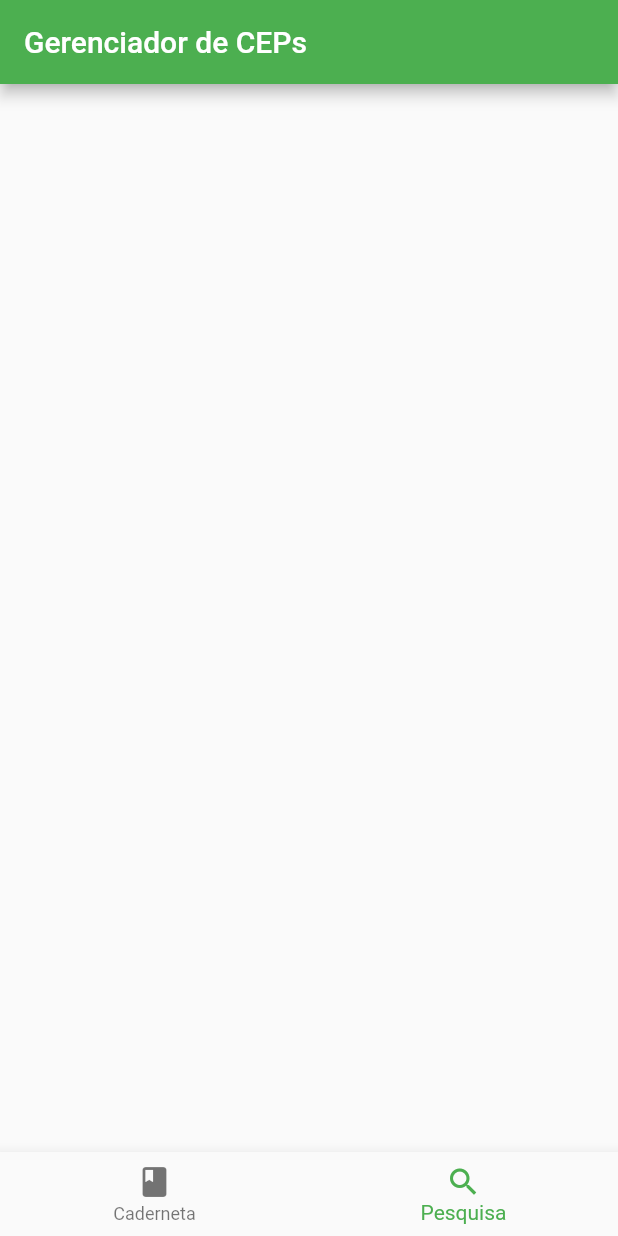
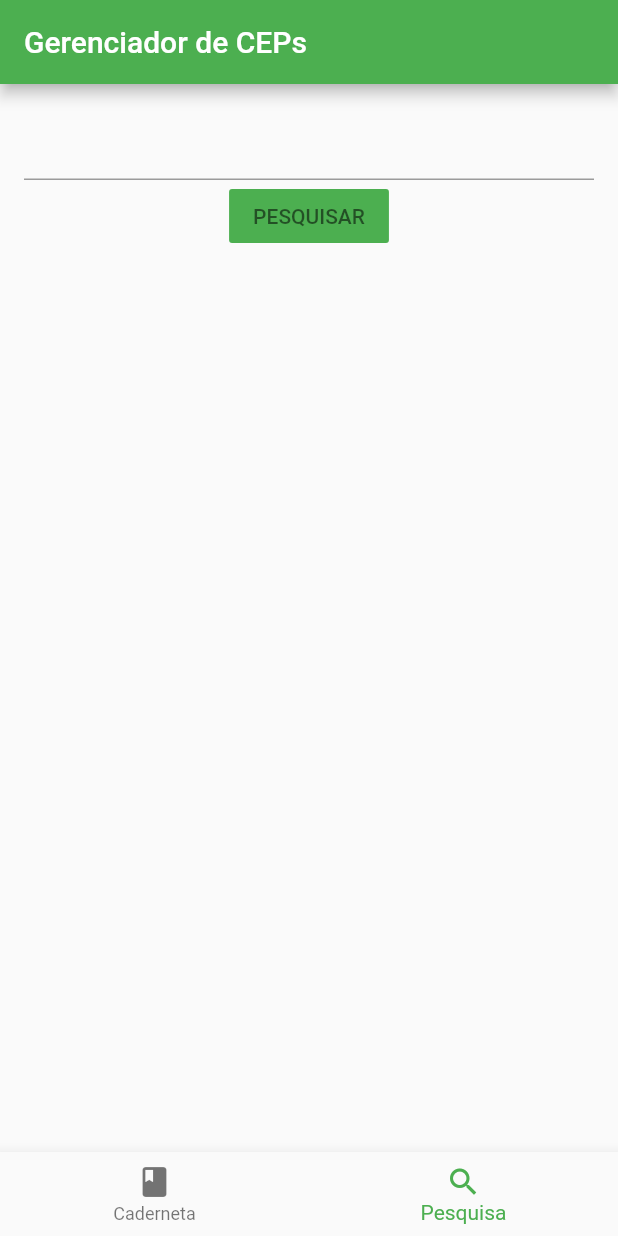
Before and after one commit to franciscomiranda0/konsi_challenge, a Flutter app: the screen it shows after launch, item 2 of the bottom bar chosen, on a phone screen of 412 x 824 dp. Run offline on Flutter 3.47's test engine with Material 2 defaults, Android fonts, the phone set to English and light mode, and no system bars; our stand-ins replace flutter_bloc, flutter_dotenv, flutter_hooks.

Commit message:
implemented KonsiPrimaryButton; renamed vertical and horizontal spacers, making all globally used widgets prefix Konsi as identifier

```diff
--- a/lib/src/presentation/pages/cep_manager_page/widgets/search_view.dart
+++ b/lib/src/presentation/pages/cep_manager_page/widgets/search_view.dart
@@ -1,4 +1,6 @@
 import 'package:flutter/material.dart';
+import 'package:konsi_challenge/src/presentation/widgets/konsi_primary_button.dart';
+import 'package:konsi_challenge/src/presentation/widgets/konsi_vertical_spacer.dart';
 
 class SearchView extends StatelessWidget {
   const SearchView({Key? key}) : super(key: key);
@@ -8,7 +10,14 @@ class SearchView extends StatelessWidget {
     return SingleChildScrollView(
       padding: const EdgeInsets.symmetric(horizontal: 16),
       child: Column(
-        children: [],
+        children: [
+          const KonsiVerticalSpacer(16),
+          TextFormField(),
+          KonsiPrimaryButton(
+            onPressed: () {},
+            child: const Text('PESQUISAR'),
+          ),
+        ],
       ),
     );
   }
--- a/lib/src/presentation/widgets/horizontal_space.dart
+++ /dev/null
@@ -1,5 +0,0 @@
-import 'package:flutter/cupertino.dart';
-
-class HorizontalSpace extends SizedBox {
-  const HorizontalSpace(double size, {super.key}) : super(width: size);
-}
--- /dev/null
+++ b/lib/src/presentation/widgets/konsi_horizontal_spacer.dart
@@ -0,0 +1,5 @@
+import 'package:flutter/cupertino.dart';
+
+class KonsiHorizontalSpacer extends SizedBox {
+  const KonsiHorizontalSpacer(double size, {super.key}) : super(width: size);
+}
--- /dev/null
+++ b/lib/src/presentation/widgets/konsi_primary_button.dart
@@ -0,0 +1,13 @@
+import 'package:flutter/material.dart';
+
+class KonsiPrimaryButton extends MaterialButton {
+  const KonsiPrimaryButton({
+    required super.onPressed,
+    required super.child,
+    super.key,
+  }) : super(
+          color: Colors.green,
+          elevation: 0,
+          textColor: Colors.black54,
+        );
+}
--- /dev/null
+++ b/lib/src/presentation/widgets/konsi_vertical_spacer.dart
@@ -0,0 +1,8 @@
+import 'package:flutter/cupertino.dart';
+
+class KonsiVerticalSpacer extends SizedBox {
+  const KonsiVerticalSpacer(
+    double size, {
+    super.key,
+  }) : super(height: size);
+}
--- a/lib/src/presentation/widgets/vertical_space.dart
+++ /dev/null
@@ -1,5 +0,0 @@
-import 'package:flutter/cupertino.dart';
-
-class VerticalSpace extends SizedBox {
-  const VerticalSpace(double size, {super.key}) : super(height: size);
-}
```
